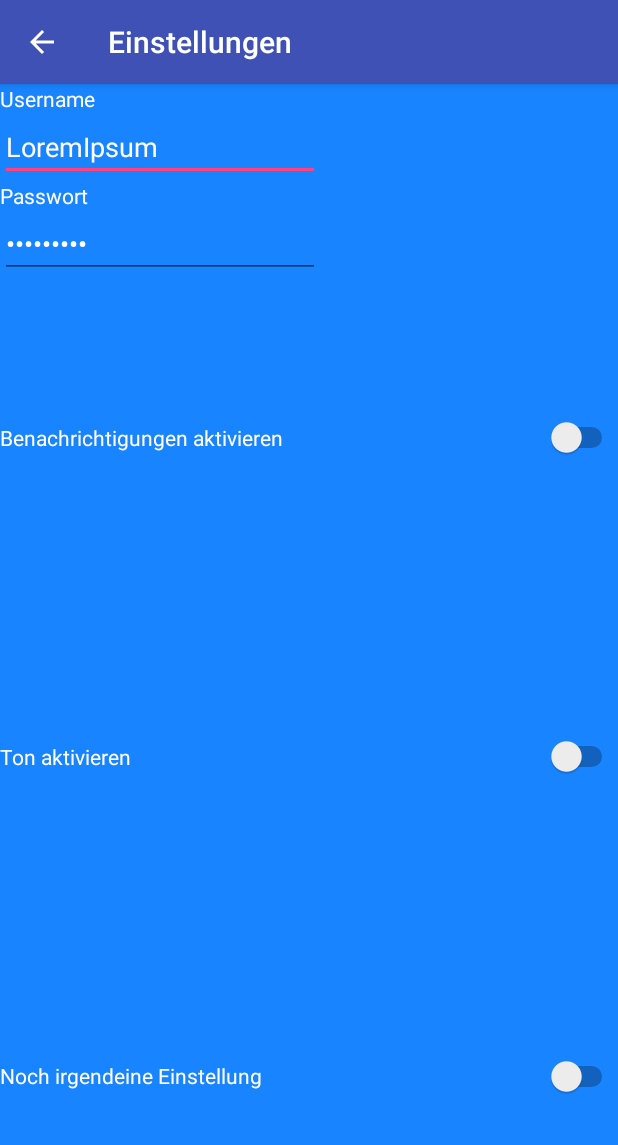
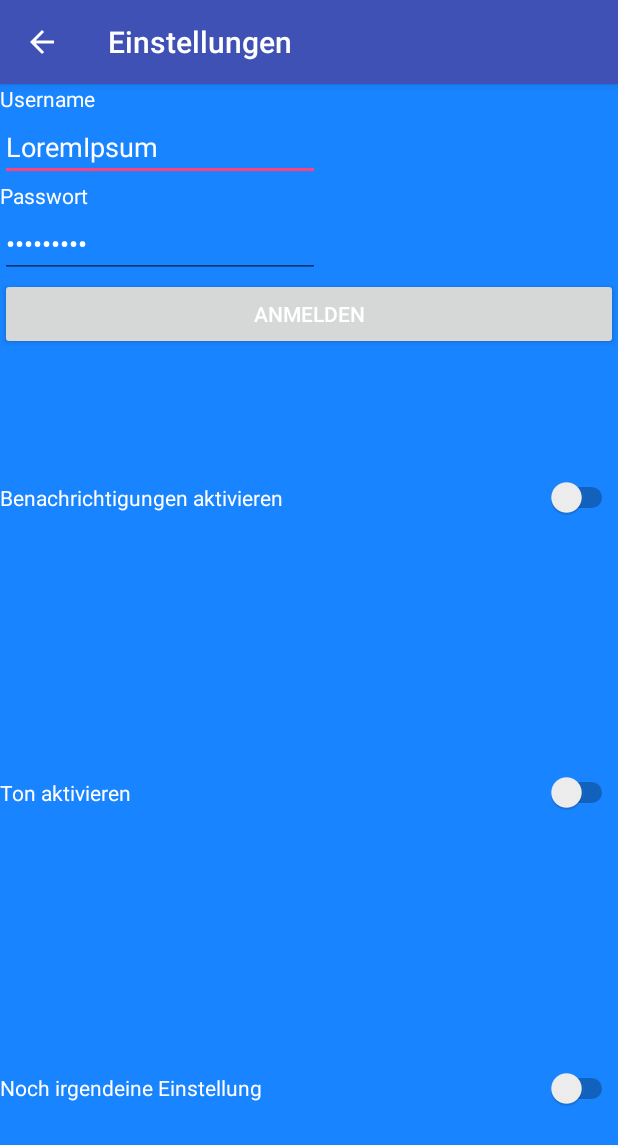
Before and after one commit to trishayser/hearme, an Android app: the SettingsActivity screen opened directly, with no data from a screen before it, on a phone screen of 412 x 824 dp. Shown: the top 1145 px of the screen. Run offline under Robolectric (Android 15) with nearby library versions, the phone set to English and light mode, and no system bars.

Commit message:
anmeldung buttonview in settings

```diff
--- a/app/src/main/res/layout/settings_activity.xml
+++ b/app/src/main/res/layout/settings_activity.xml
@@ -48,9 +48,18 @@
             android:ems="10"
             android:inputType="textPassword"
             android:text="blablabla" />
+
+        <Button
+            android:layout_width="match_parent"
+            android:layout_height="wrap_content"
+            android:layout_weight="1"
+            android:textColor="@color/white"
+            android:text="Anmelden" />
+
+
 </LinearLayout>
 
-        <Switch
+    <Switch
             android:id="@+id/switch2"
             android:layout_width="match_parent"
             android:layout_height="wrap_content"
```
